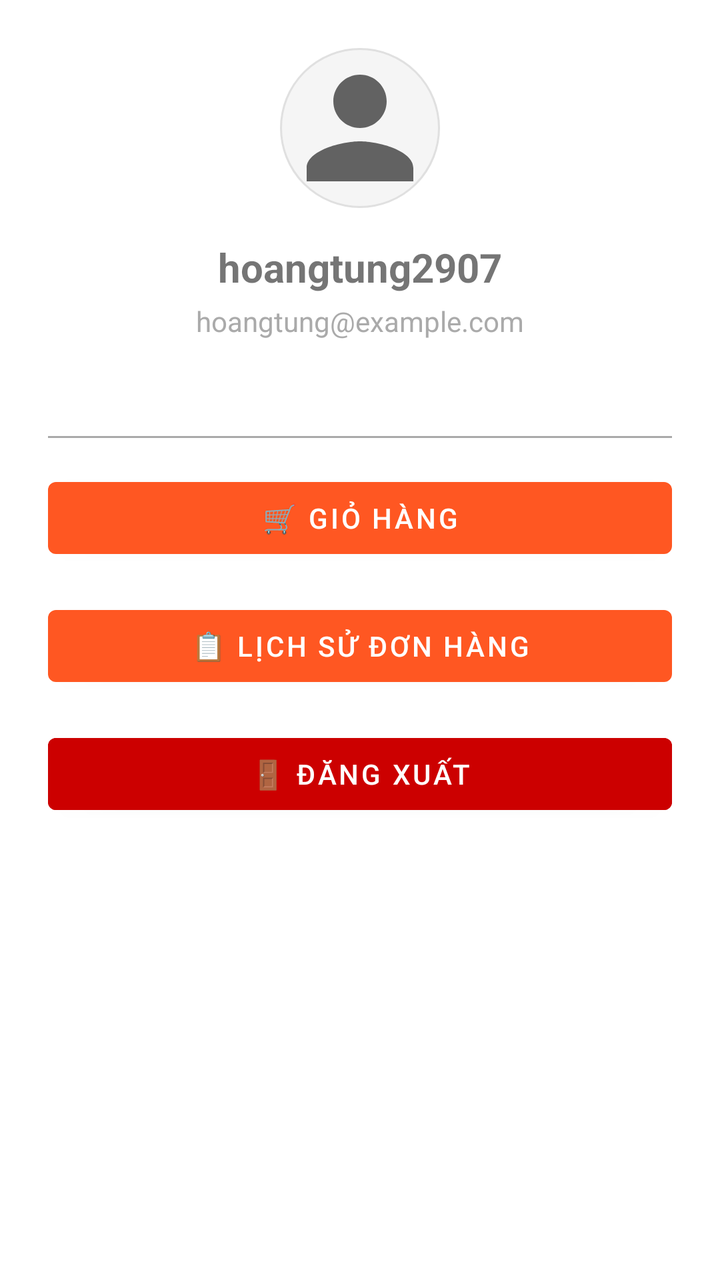
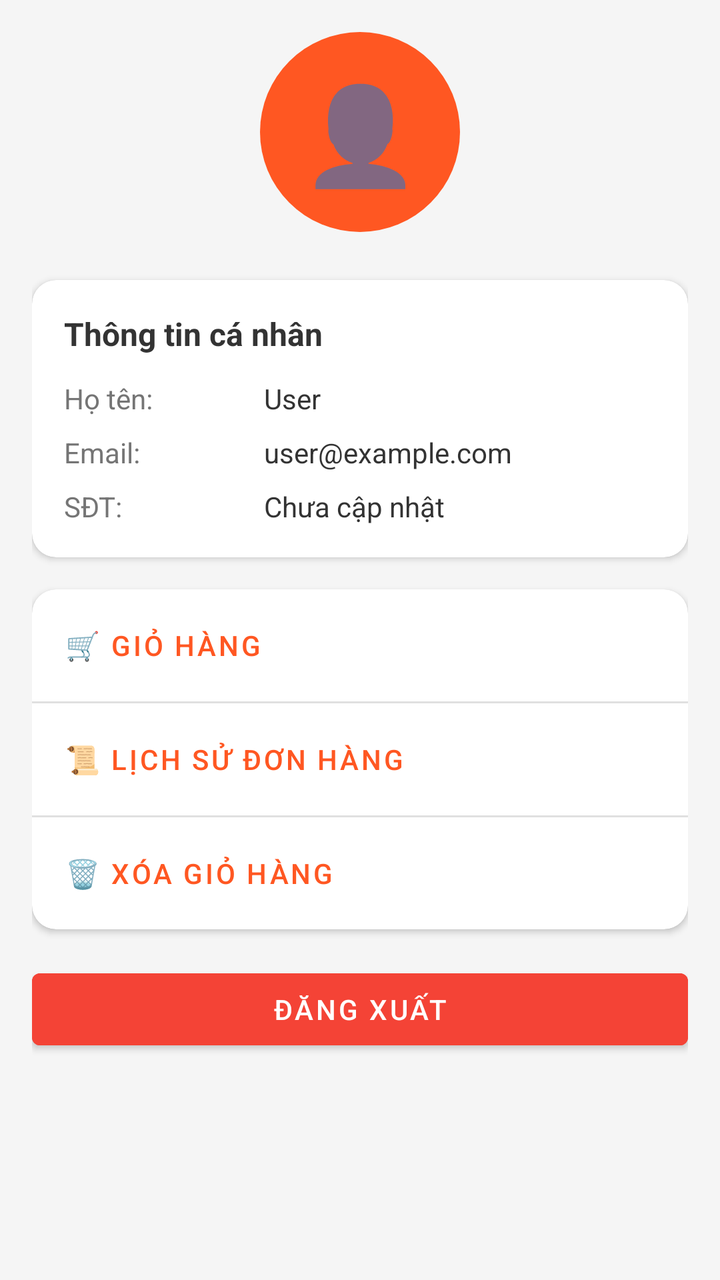

Two renders of the same Android screen: before a commit and after it. Below are the layout's source before the change and the commit's diff.
<!-- AndroidManifest.xml: application theme Theme.FoodOrder -->
<!-- res/layout/fragment_profile.xml -->
<?xml version="1.0" encoding="utf-8"?>
<ScrollView xmlns:android="http://schemas.android.com/apk/res/android"
    android:layout_width="match_parent"
    android:layout_height="match_parent">

    <LinearLayout
        android:layout_width="match_parent"
        android:layout_height="wrap_content"
        android:orientation="vertical"
        android:padding="24dp">

        
        <ImageView
            android:layout_width="80dp"
            android:layout_height="80dp"
            android:src="@drawable/ic_profile"
            android:layout_gravity="center_horizontal"
            android:layout_marginBottom="16dp"
            android:background="@drawable/circle_background"/>

        
        <TextView
            android:id="@+id/tvUsername"
            android:layout_width="match_parent"
            android:layout_height="wrap_content"
            android:text="hoangtung2907"
            android:textSize="20sp"
            android:textStyle="bold"
            android:gravity="center"
            android:layout_marginBottom="4dp"/>

        
        <TextView
            android:id="@+id/tvEmail"
            android:layout_width="match_parent"
            android:layout_height="wrap_content"
            android:text="hoangtung@example.com"
            android:textSize="14sp"
            android:gravity="center"
            android:textColor="@android:color/darker_gray"
            android:layout_marginBottom="32dp"/>

        
        <View
            android:layout_width="match_parent"
            android:layout_height="1dp"
            android:background="@android:color/darker_gray"
            android:layout_marginVertical="16dp"/>

        
        <Button
            android:id="@+id/btnCart"
            android:layout_width="match_parent"
            android:layout_height="wrap_content"
            android:text="🛒 Giỏ hàng"
            android:layout_marginBottom="16dp"/>

        
        <Button
            android:id="@+id/btnOrderHistory"
            android:layout_width="match_parent"
            android:layout_height="wrap_content"
            android:text="📋 Lịch sử đơn hàng"
            android:layout_marginBottom="16dp"/>

        
        <Button
            android:id="@+id/btnLogout"
            android:layout_width="match_parent"
            android:layout_height="wrap_content"
            android:text="🚪 Đăng xuất"
            android:backgroundTint="@android:color/holo_red_dark"/>

    </LinearLayout>

</ScrollView>
<!-- resources referenced by this layout -->
<resources>
  <!-- drawable circle_background (drawable) -->
  <?xml version="1.0" encoding="utf-8"?>
  <shape xmlns:android="http://schemas.android.com/apk/res/android"
      android:shape="oval">
      <solid android:color="#F5F5F5"/>
      <stroke android:width="1dp" android:color="#E0E0E0"/>
  </shape>
  <!-- drawable ic_profile (drawable) -->
  <?xml version="1.0" encoding="utf-8"?>
  <vector xmlns:android="http://schemas.android.com/apk/res/android"
      android:width="24dp"
      android:height="24dp"
      android:viewportWidth="24"
      android:viewportHeight="24"
      android:tint="?attr/colorControlNormal">
      <path
          android:fillColor="@android:color/white"
          android:pathData="M12,12c2.21,0 4,-1.79 4,-4s-1.79,-4 -4,-4 -4,1.79 -4,4 1.79,4 4,4zM12,14c-2.67,0 -8,1.34 -8,4v2h16v-2c0,-2.66 -5.33,-4 -8,-4z"/>
  </vector>
  <style name="Theme.FoodOrder" parent="Theme.MaterialComponents.DayNight.NoActionBar">
          
          <item name="colorPrimary">@color/primary_color</item>
          <item name="colorPrimaryVariant">@color/primary_dark</item>
          <item name="colorOnPrimary">@color/white</item>
  
          
          <item name="colorSecondary">@color/accent</item>
          <item name="colorSecondaryVariant">@color/teal_700</item>
          <item name="colorOnSecondary">@color/black</item>
  
          
          <item name="android:windowBackground">@color/background</item>
  
          
          <item name="colorSurface">@color/surface</item>
          <item name="colorOnSurface">@color/text_primary</item>
          <item name="colorError">#FF0000</item>
      </style>
  <color name="primary_color">#FF5722</color>
  <color name="primary_dark">#E64A19</color>
  <color name="white">#FFFFFFFF</color>
  <color name="accent">#FFC107</color>
  <color name="teal_700">#FF018786</color>
  <color name="black">#FF000000</color>
  <color name="background">#FFFFFF</color>
  <color name="surface">#F5F5F5</color>
  <color name="text_primary">#212121</color>
</resources>

<!-- the commit's change to res/layout/fragment_profile.xml (unified diff, before → after) -->
@@ -1,75 +1,206 @@
 <?xml version="1.0" encoding="utf-8"?>
 <ScrollView xmlns:android="http://schemas.android.com/apk/res/android"
+    xmlns:app="http://schemas.android.com/apk/res-auto"
     android:layout_width="match_parent"
-    android:layout_height="match_parent">
+    android:layout_height="match_parent"
+    android:background="#F5F5F5">
 
     <LinearLayout
         android:layout_width="match_parent"
         android:layout_height="wrap_content"
         android:orientation="vertical"
-        android:padding="24dp">
-
-        
-        <ImageView
-            android:layout_width="80dp"
-            android:layout_height="80dp"
-            android:src="@drawable/ic_profile"
-            android:layout_gravity="center_horizontal"
+        android:padding="16dp">
+
+        
+        <FrameLayout
+            android:layout_width="match_parent"
+            android:layout_height="wrap_content"
+            android:layout_marginBottom="24dp">
+
+            <View
+                android:layout_width="100dp"
+                android:layout_height="100dp"
+                android:layout_gravity="center"
+                android:background="@drawable/bg_avatar"
+                android:backgroundTint="#FF5722" />
+
+            <TextView
+                android:layout_width="100dp"
+                android:layout_height="100dp"
+                android:layout_gravity="center"
+                android:text="👤"
+                android:textSize="48sp"
+                android:gravity="center" />
+
+        </FrameLayout>
+
+        
+        <androidx.cardview.widget.CardView
+            android:layout_width="match_parent"
+            android:layout_height="wrap_content"
             android:layout_marginBottom="16dp"
-            android:background="@drawable/circle_background"/>
-
-        
-        <TextView
-            android:id="@+id/tvUsername"
+            app:cardCornerRadius="12dp"
+            app:cardElevation="2dp">
+
+            <LinearLayout
+                android:layout_width="match_parent"
+                android:layout_height="wrap_content"
+                android:orientation="vertical"
+                android:padding="16dp">
+
+                <TextView
+                    android:layout_width="wrap_content"
+                    android:layout_height="wrap_content"
+                    android:text="Thông tin cá nhân"
+                    android:textSize="16sp"
+                    android:textStyle="bold"
+                    android:textColor="#333333"
+                    android:layout_marginBottom="12dp" />
+
+                <LinearLayout
+                    android:layout_width="match_parent"
+                    android:layout_height="wrap_content"
+                    android:orientation="horizontal"
+                    android:layout_marginBottom="8dp">
+
+                    <TextView
+                        android:layout_width="100dp"
+                        android:layout_height="wrap_content"
+                        android:text="Họ tên:"
+                        android:textSize="14sp"
+                        android:textColor="#757575" />
+
+                    <TextView
+                        android:id="@+id/tvUsername"
+                        android:layout_width="0dp"
+                        android:layout_height="wrap_content"
+                        android:layout_weight="1"
+                        android:text="User"
+                        android:textSize="14sp"
+                        android:textColor="#333333" />
+
+                </LinearLayout>
+
+                <LinearLayout
+                    android:layout_width="match_parent"
+                    android:layout_height="wrap_content"
+                    android:orientation="horizontal"
+                    android:layout_marginBottom="8dp">
+
+                    <TextView
+                        android:layout_width="100dp"
+                        android:layout_height="wrap_content"
+                        android:text="Email:"
+                        android:textSize="14sp"
+                        android:textColor="#757575" />
+
+                    <TextView
+                        android:id="@+id/tvEmail"
+                        android:layout_width="0dp"
+                        android:layout_height="wrap_content"
+                        android:layout_weight="1"
+                        android:text="user@example.com"
+                        android:textSize="14sp"
+                        android:textColor="#333333" />
+
+                </LinearLayout>
+
+                <LinearLayout
+                    android:layout_width="match_parent"
+                    android:layout_height="wrap_content"
+                    android:orientation="horizontal">
+
+                    <TextView
+                        android:layout_width="100dp"
+                        android:layout_height="wrap_content"
+                        android:text="SĐT:"
+                        android:textSize="14sp"
+                        android:textColor="#757575" />
+
+                    <TextView
+                        android:id="@+id/tvPhone"
+                        android:layout_width="0dp"
+                        android:layout_height="wrap_content"
+                        android:layout_weight="1"
+                        android:text="Chưa cập nhật"
+                        android:textSize="14sp"
+                        android:textColor="#333333" />
+
+                </LinearLayout>
+
+            </LinearLayout>
+
+        </androidx.cardview.widget.CardView>
+
+        
+        <androidx.cardview.widget.CardView
             android:layout_width="match_parent"
             android:layout_height="wrap_content"
-            android:text="hoangtung2907"
-            android:textSize="20sp"
-            android:textStyle="bold"
-            android:gravity="center"
-            android:layout_marginBottom="4dp"/>
-
-        
-        <TextView
-            android:id="@+id/tvEmail"
-            android:layout_width="match_parent"
-            android:layout_height="wrap_content"
-            android:text="hoangtung@example.com"
-            android:textSize="14sp"
-            android:gravity="center"
-            android:textColor="@android:color/darker_gray"
-            android:layout_marginBottom="32dp"/>
-
-        
-        <View
-            android:layout_width="match_parent"
-            android:layout_height="1dp"
-            android:background="@android:color/darker_gray"
-            android:layout_marginVertical="16dp"/>
-
-        
-        <Button
-            android:id="@+id/btnCart"
-            android:layout_width="match_parent"
-            android:layout_height="wrap_content"
-            android:text="🛒 Giỏ hàng"
-            android:layout_marginBottom="16dp"/>
-
-        
-        <Button
-            android:id="@+id/btnOrderHistory"
-            android:layout_width="match_parent"
-            android:layout_height="wrap_content"
-            android:text="📋 Lịch sử đơn hàng"
-            android:layout_marginBottom="16dp"/>
+            android:layout_marginBottom="16dp"
+            app:cardCornerRadius="12dp"
+            app:cardElevation="2dp">
+
+            <LinearLayout
+                android:layout_width="match_parent"
+                android:layout_height="wrap_content"
+                android:orientation="vertical">
+
+                <Button
+                    android:id="@+id/btnCart"
+                    style="?attr/borderlessButtonStyle"
+                    android:layout_width="match_parent"
+                    android:layout_height="56dp"
+                    android:text="🛒 Giỏ hàng"
+                    android:textSize="14sp"
+                    android:gravity="center_vertical|start"
+                    android:paddingStart="16dp"
+                    android:background="?attr/selectableItemBackground" />
+
+                <View
+                    android:layout_width="match_parent"
+                    android:layout_height="1dp"
+                    android:background="#E0E0E0" />
+
+                <Button
+                    android:id="@+id/btnOrderHistory"
+                    style="?attr/borderlessButtonStyle"
+                    android:layout_width="match_parent"
+                    android:layout_height="56dp"
+                    android:text="📜 Lịch sử đơn hàng"
+                    android:textSize="14sp"
+                    android:gravity="center_vertical|start"
+                    android:paddingStart="16dp"
+                    android:background="?attr/selectableItemBackground" />
+
+                <View
+                    android:layout_width="match_parent"
+                    android:layout_height="1dp"
+                    android:background="#E0E0E0" />
+
+                <Button
+                    android:id="@+id/btnClearCart"
+                    style="?attr/borderlessButtonStyle"
+                    android:layout_width="match_parent"
+                    android:layout_height="56dp"
+                    android:text="🗑️ Xóa giỏ hàng"
+                    android:textSize="14sp"
+                    android:gravity="center_vertical|start"
+                    android:paddingStart="16dp"
+                    android:background="?attr/selectableItemBackground" />
+
+            </LinearLayout>
+
+        </androidx.cardview.widget.CardView>
 
         
         <Button
             android:id="@+id/btnLogout"
             android:layout_width="match_parent"
-            android:layout_height="wrap_content"
-            android:text="🚪 Đăng xuất"
-            android:backgroundTint="@android:color/holo_red_dark"/>
+            android:layout_height="48dp"
+            android:text="Đăng xuất"
+            android:backgroundTint="#F44336"
+            android:textColor="@android:color/white"
+            android:textSize="14sp" />
 
     </LinearLayout>
 
<!-- resource entries referenced after the edit -->
@@ -1,24 +1,11 @@
 <!-- resources referenced by this layout -->
 <resources>
-  <!-- drawable circle_background (drawable) -->
+  <!-- drawable bg_avatar (drawable) -->
   <?xml version="1.0" encoding="utf-8"?>
   <shape xmlns:android="http://schemas.android.com/apk/res/android"
       android:shape="oval">
-      <solid android:color="#F5F5F5"/>
-      <stroke android:width="1dp" android:color="#E0E0E0"/>
+      <solid android:color="#FF5722" />
   </shape>
-  <!-- drawable ic_profile (drawable) -->
-  <?xml version="1.0" encoding="utf-8"?>
-  <vector xmlns:android="http://schemas.android.com/apk/res/android"
-      android:width="24dp"
-      android:height="24dp"
-      android:viewportWidth="24"
-      android:viewportHeight="24"
-      android:tint="?attr/colorControlNormal">
-      <path
-          android:fillColor="@android:color/white"
-          android:pathData="M12,12c2.21,0 4,-1.79 4,-4s-1.79,-4 -4,-4 -4,1.79 -4,4 1.79,4 4,4zM12,14c-2.67,0 -8,1.34 -8,4v2h16v-2c0,-2.66 -5.33,-4 -8,-4z"/>
-  </vector>
   <style name="Theme.FoodOrder" parent="Theme.MaterialComponents.DayNight.NoActionBar">
           
           <item name="colorPrimary">@color/primary_color</item>
